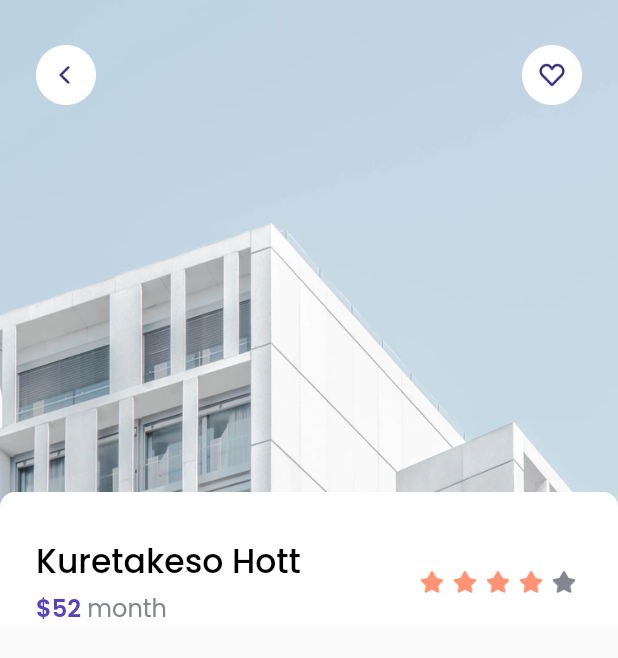
After one commit to Hansyah31/BWA-COZY, a Flutter app: the HomePages screen opened directly, after a tap on an icon or button, on a phone screen of 412 x 824 dp. The commit adds this screen. Shown: the top 658 px of the screen. Run offline on Flutter 3.47's test engine with Material 2 defaults, Android fonts, the phone set to English and light mode, and no system bars; our stand-ins replace google_fonts.

Commit message:
lanjutin dikantor findhouse main facilities

```diff
--- a/analysis_options.yaml
+++ /dev/null
@@ -1,29 +0,0 @@
-# This file configures the analyzer, which statically analyzes Dart code to
-# check for errors, warnings, and lints.
-#
-# The issues identified by the analyzer are surfaced in the UI of Dart-enabled
-# IDEs (https://dart.dev/tools#ides-and-editors). The analyzer can also be
-# invoked from the command line by running `flutter analyze`.
-
-# The following line activates a set of recommended lints for Flutter apps,
-# packages, and plugins designed to encourage good coding practices.
-include: package:flutter_lints/flutter.yaml
-
-linter:
-  # The lint rules applied to this project can be customized in the
-  # section below to disable rules from the `package:flutter_lints/flutter.yaml`
-  # included above or to enable additional rules. A list of all available lints
-  # and their documentation is published at
-  # https://dart-lang.github.io/linter/lints/index.html.
-  #
-  # Instead of disabling a lint rule for the entire project in the
-  # section below, it can also be suppressed for a single line of code
-  # or a specific dart file by using the `// ignore: name_of_lint` and
-  # `// ignore_for_file: name_of_lint` syntax on the line or in the file
-  # producing the lint.
-  rules:
-    # avoid_print: false  # Uncomment to disable the `avoid_print` rule
-    # prefer_single_quotes: true  # Uncomment to enable the `prefer_single_quotes` rule
-
-# Additional information about this file can be found at
-# https://dart.dev/guides/language/analysis-options
--- /dev/null
+++ b/lib/pages/detailPages.dart
@@ -0,0 +1,143 @@
+import 'package:bwa_cozy/theme.dart';
+import 'package:flutter/material.dart';
+
+class DetailPages extends StatelessWidget {
+  @override
+  Widget build(BuildContext context) {
+    return Scaffold(
+      body: SafeArea(
+          bottom: false,
+          child: Stack(
+            children: [
+              Image.asset(
+                "assets/images/pic6.png",
+                width: MediaQuery.of(context).size.width,
+                height: 350,
+                fit: BoxFit.cover,
+              ),
+              Padding(
+                padding: EdgeInsets.symmetric(horizontal: edge, vertical: 30),
+                child: Row(
+                  mainAxisAlignment: MainAxisAlignment.spaceBetween,
+                  children: [
+                    InkWell(
+                        onTap: () {
+                          Navigator.pop(context);
+                        },
+                        child: Image.asset(
+                          "assets/icon/icon_back.png",
+                          width: 40,
+                        )),
+                    Image.asset(
+                      "assets/icon/icon_lovee.png",
+                      width: 40,
+                    )
+                  ],
+                ),
+              ),
+              ListView(
+                children: [
+                  SizedBox(
+                    height: 328,
+                  ),
+                  Container(
+                    width: MediaQuery.of(context).size.width,
+                    decoration: BoxDecoration(
+                        borderRadius: BorderRadius.vertical(
+                          top: Radius.circular(10),
+                        ),
+                        color: whiteColor),
+                    child: Column(
+                      children: [
+                        SizedBox(
+                          height: 30,
+                        ),
+                        Padding(
+                          padding: EdgeInsets.symmetric(
+                            horizontal: edge,
+                          ),
+                          child: Row(
+                            mainAxisAlignment: MainAxisAlignment.spaceBetween,
+                            children: [
+                              Column(
+                                crossAxisAlignment: CrossAxisAlignment.start,
+                                children: [
+                                  Text(
+                                    "Kuretakeso Hott",
+                                    style: blackTextColor.copyWith(
+                                      fontSize: 22,
+                                      fontWeight: medium,
+                                    ),
+                                  ),
+                                  SizedBox(
+                                    height: 2,
+                                  ),
+                                  Row(
+                                    children: [
+                                      Text(
+                                        "\$52",
+                                        style: primaryTextColor.copyWith(
+                                            fontSize: 16, fontWeight: semiBold),
+                                      ),
+                                      Text(
+                                        " month",
+                                        style: greyTextColor.copyWith(
+                                            fontSize: 16),
+                                      ),
+                                    ],
+                                  ),
+                                ],
+                              ),
+                              Row(
+                                children: [
+                                  Image.asset(
+                                    "assets/icon/Icon_star_solid.png",
+                                    width: 20,
+                                  ),
+                                  SizedBox(
+                                    width: 2,
+                                  ),
+                                  Image.asset(
+                                    "assets/icon/Icon_star_solid.png",
+                                    width: 20,
+                                  ),
+                                  SizedBox(
+                                    width: 2,
+                                  ),
+                                  Image.asset(
+                                    "assets/icon/Icon_star_solid.png",
+                                    width: 20,
+                                  ),
+                                  SizedBox(
+                                    width: 2,
+                                  ),
+                                  Image.asset(
+                                    "assets/icon/Icon_star_solid.png",
+                                    width: 20,
+                                  ),
+                                  SizedBox(
+                                    width: 2,
+                                  ),
+                                  Image.asset(
+                                    "assets/icon/Icon_star_solid.png",
+                                    width: 20,
+                                    color: greyColor,
+                                  ),
+                                  SizedBox(
+                                    width: 2,
+                                  ),
+                                ],
+                              )
+                            ],
+                          ),
+                        ),
+                      ],
+                    ),
+                  ),
+                ],
+              ),
+            ],
+          )),
+    );
+  }
+}
--- a/lib/pages/homePages.dart
+++ b/lib/pages/homePages.dart
@@ -1,6 +1,7 @@
 import 'package:bwa_cozy/models/city.dart';
 import 'package:bwa_cozy/models/guidance.dart';
 import 'package:bwa_cozy/models/space.dart';
+import 'package:bwa_cozy/pages/detailPages.dart';
 import 'package:bwa_cozy/theme.dart';
 import 'package:bwa_cozy/widgets/bottomNavbarItem.dart';
 import 'package:bwa_cozy/widgets/cityCard.dart';
@@ -35,8 +36,7 @@ class HomePages extends StatelessWidget {
               padding: const EdgeInsets.only(left: 24),
               child: Text(
                 "Mencari kosan yang cozy",
-                style:
-                    greyTextColor.copyWith(fontSize: 16, fontWeight: light),
+                style: greyTextColor.copyWith(fontSize: 16, fontWeight: light),
               ),
             ),
             SizedBox(
@@ -109,7 +109,14 @@ class HomePages extends StatelessWidget {
               padding: EdgeInsets.symmetric(horizontal: edge),
               child: Column(
                 children: [
-                  SpaceCard(
+                  InkWell(
+                    onTap: () {
+                      Navigator.push(
+                        context,
+                        MaterialPageRoute(builder: (context) => DetailPages()),
+                      );
+                    },
+                    child: SpaceCard(
                       Space(
                           id: 1,
                           name: "Kuretakeso Hott",
@@ -118,6 +125,7 @@ class HomePages extends StatelessWidget {
                           city: "Bandung",
                           country: "Germany",
                           rating: 4),
+                    ),
                   ),
                   SizedBox(
                     height: 28,
@@ -156,8 +164,8 @@ class HomePages extends StatelessWidget {
               padding: const EdgeInsets.only(left: 24),
               child: Text(
                 "Tips & Guidance",
-                style: blackTextColor.copyWith(
-                    fontSize: 16, fontWeight: regular),
+                style:
+                    blackTextColor.copyWith(fontSize: 16, fontWeight: regular),
               ),
             ),
             SizedBox(
@@ -188,22 +196,18 @@ class HomePages extends StatelessWidget {
             SizedBox(
               height: 50 + edge,
             )
-
           ],
         )),
       ),
       //TODO Navbar ButtonItem
       floatingActionButton: Container(
         height: 65,
-                width: MediaQuery.of(context).size.width-(2 * edge),
+        width: MediaQuery.of(context).size.width - (2 * edge),
         margin: EdgeInsets.symmetric(
           horizontal: edge,
         ),
         decoration: BoxDecoration(
-                  color: Color(0xffF6F7F8),
-                  borderRadius:
-                  BorderRadius.circular(23)
-                ),
+            color: Color(0xffF6F7F8), borderRadius: BorderRadius.circular(23)),
         child: Row(
           mainAxisAlignment: MainAxisAlignment.spaceAround,
           children: [
@@ -227,7 +231,7 @@ class HomePages extends StatelessWidget {
         ),
       ),
       //TODO Location Button
-              floatingActionButtonLocation: FloatingActionButtonLocation.centerFloat ,
+      floatingActionButtonLocation: FloatingActionButtonLocation.centerFloat,
     );
   }
 }
--- a/lib/theme.dart
+++ b/lib/theme.dart
@@ -1,4 +1,3 @@
-
 import 'package:flutter/material.dart';
 import 'package:google_fonts/google_fonts.dart';
 
```
Also changed, not shown: assets/icon/icon_back.png (added), assets/icon/icon_bedroom.png (added), assets/icon/icon_kitchen.png (added), assets/icon/icon_lemari.png (added), assets/icon/icon_lovee.png (added), assets/icon/icon_wishlist.png (added), assets/images/pic3.png (added), assets/images/pic4.png (added), assets/images/pic5.png (added), assets/images/pic6.png (added). Lines whose indentation alone changed are shown as unchanged.
